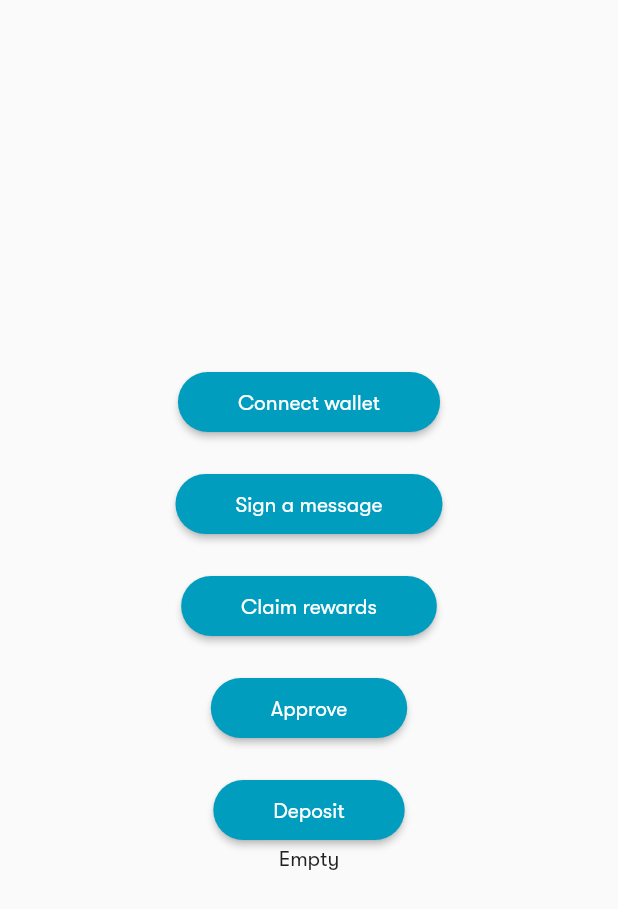
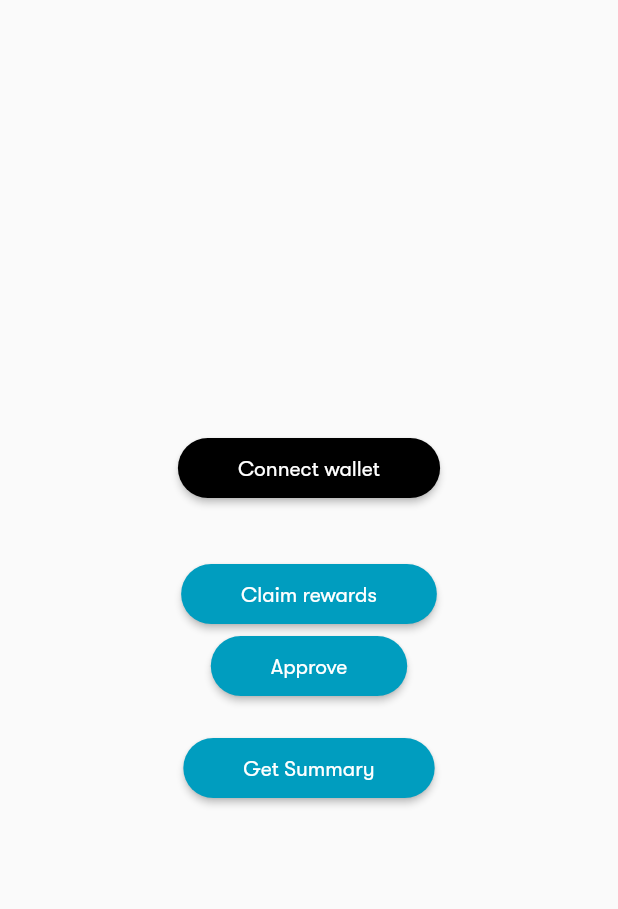
Before and after one commit to kingahmedino/block-stake-ui, a Flutter app: the screen it shows after launch, on a phone screen of 412 x 824 dp. Shown: the top 909 px of the screen. Run offline on Flutter 3.47's test engine with Material 2 defaults, Android fonts, the light colour scheme and no system bars; our stand-ins replace get; missing offline and left inert: walletconnect_dart, web3dart.

Commit message:
Added wallet ui element

```diff
--- /dev/null
+++ b/lib/ui/common/wallet.dart
@@ -0,0 +1,34 @@
+// ignore_for_file: prefer_const_constructors, sort_child_properties_last, must_be_immutable
+
+import 'package:block_stake_ui/controllers/wallet-controller.dart';
+import 'package:block_stake_ui/wallet/wallet_utils.dart';
+import 'package:flutter/material.dart';
+import 'package:get/get_state_manager/get_state_manager.dart';
+import 'package:get/instance_manager.dart';
+
+class Wallet extends StatelessWidget {
+  Wallet({Key? key}) : super(key: key);
+
+  var walletController = Get.put(WalletController());
+
+  @override
+  Widget build(BuildContext context) {
+    return ElevatedButton(
+      onPressed: () {
+        walletController.connectWallet(context);
+      },
+      child: GetX<WalletController>(
+        builder: (controller) {
+          return Text(controller.isWalletConnected
+              ? truncateString(controller.walletAddress, 4, 2)
+              : 'Connect wallet');
+        },
+      ),
+      style: Theme.of(context).elevatedButtonTheme.style?.copyWith(
+            backgroundColor: MaterialStateProperty.all(
+              Colors.black,
+            ),
+          ),
+    );
+  }
+}
--- a/lib/ui/home.dart
+++ b/lib/ui/home.dart
@@ -1,8 +1,8 @@
 // ignore_for_file: prefer_const_literals_to_create_immutables, prefer_const_constructors
 
 import 'package:block_stake_ui/backend/constract-call-manager.dart';
-import 'package:block_stake_ui/controllers/wallet-controller.dart';
-import 'package:block_stake_ui/wallet/connect_wallet.dart';
+import 'package:block_stake_ui/controllers/contact-calls-controller.dart';
+import 'package:block_stake_ui/ui/common/wallet.dart';
 import 'package:flutter/material.dart';
 import 'package:get/get.dart';
 
@@ -14,9 +14,9 @@ class Home extends StatefulWidget {
 }
 
 class _HomeState extends State<Home> {
-  dynamic response = {'uri': '', 'sessionStatus': ''};
   late ContractCallsManager manager;
-  var controller = Get.put(WalletController());
+  ContractCallsController contractCallsController =
+      Get.put(ContractCallsController());
 
   @override
   Widget build(BuildContext context) {
@@ -25,31 +25,14 @@ class _HomeState extends State<Home> {
         child: Column(
           mainAxisAlignment: MainAxisAlignment.center,
           children: <Widget>[
-            SizedBox(
-              child: ElevatedButton(
-                onPressed: () async {
-                  controller.connectWallet(context);
-                },
-                child: Text('Connect wallet'),
-              ),
-            ),
+            Wallet(),
             SizedBox(
               height: 20.0,
             ),
-            SizedBox(
-              child: ElevatedButton(
-                onPressed: () {
-                  signMessageWithMetamask(
-                      context,
-                      'Hello there, kindly sign this message',
-                      response['uri'],
-                      response['sessionStatus']);
-                },
-                child: Text('Sign a message'),
-              ),
-            ),
-            SizedBox(
-              height: 20.0,
+            GetX<ContractCallsController>(
+              builder: (controller) {
+                return Text(controller.summary.join(" "));
+              },
             ),
             SizedBox(
               child: ElevatedButton(
@@ -58,9 +41,6 @@ class _HomeState extends State<Home> {
                 },
                 child: Text('Claim rewards'),
               ),
-            ),
-            SizedBox(
-              height: 20.0,
             ),
             SizedBox(
               child: ElevatedButton(
@@ -76,17 +56,10 @@ class _HomeState extends State<Home> {
             SizedBox(
               child: ElevatedButton(
                 onPressed: () {
-                  manager.deposit();
+                  contractCallsController.getSummary();
                 },
-                child: Text('Deposit'),
+                child: Text('Get Summary'),
               ),
-            ),
-            GetX<WalletController>(
-              builder: (controller) {
-                return Text(controller.isWalletConnected
-                    ? controller.walletAddress
-                    : 'Empty');
-              },
             ),
           ],
         ),
```
Also changed, not shown: lib/controllers/contact-calls-controller.dart (added, +138 -0 lines), lib/wallet/wallet_utils.dart (added, +11 -0 lines).
